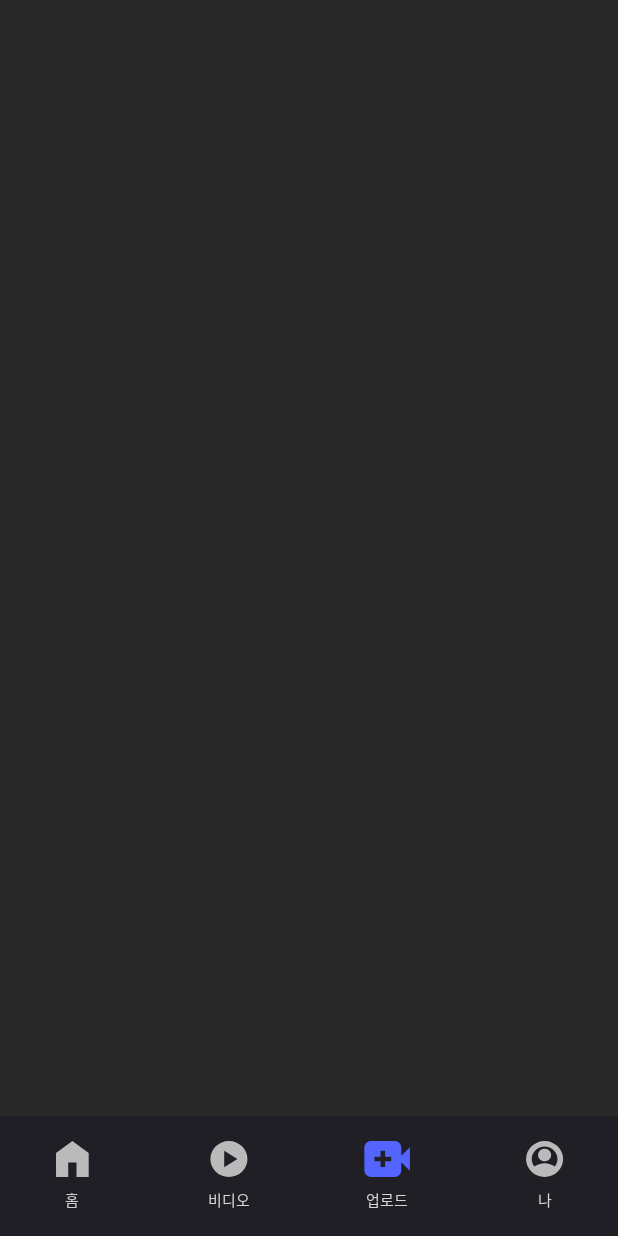
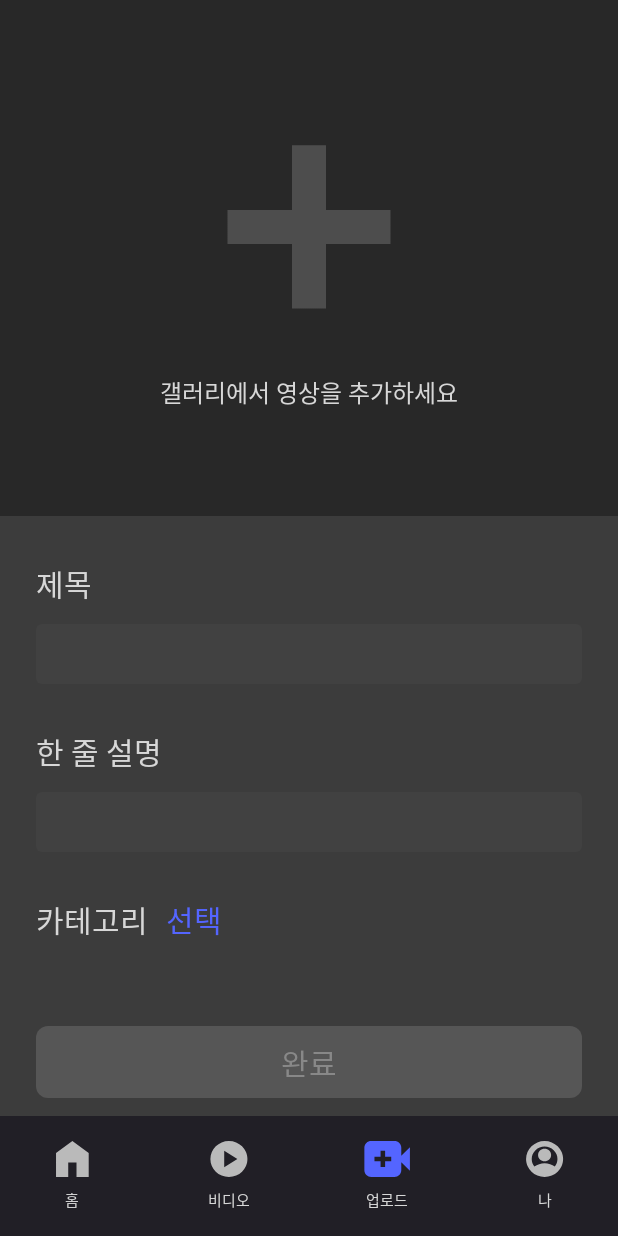
Before and after one commit to boostcampwm2023/and03_movemove, an Android app built with Jetpack Compose: the screen it shows after launch (MainActivity), item 3 of the bottom bar chosen, on a phone screen of 412 x 824 dp. Run offline under Robolectric (Android 15) with nearby library versions, the phone set to English and light mode, and no system bars; our stand-ins replace Dagger/Hilt's generated code; Roboto replaces fonts that are not available here.

Commit message:
feat: 영상 업로드 화면 구현
Related To: #14

```diff
--- a/client/presentation/src/main/java/com/everyone/movemove_android/ui/main/uploading_video/UploadingVideoScreen.kt
+++ b/client/presentation/src/main/java/com/everyone/movemove_android/ui/main/uploading_video/UploadingVideoScreen.kt
@@ -1,11 +1,129 @@
 package com.everyone.movemove_android.ui.main.uploading_video
 
+import androidx.compose.foundation.Image
+import androidx.compose.foundation.background
+import androidx.compose.foundation.layout.Box
 import androidx.compose.foundation.layout.Column
+import androidx.compose.foundation.layout.Row
+import androidx.compose.foundation.layout.Spacer
 import androidx.compose.foundation.layout.fillMaxSize
+import androidx.compose.foundation.layout.fillMaxWidth
+import androidx.compose.foundation.layout.height
+import androidx.compose.foundation.layout.padding
+import androidx.compose.foundation.layout.size
+import androidx.compose.foundation.layout.width
+import androidx.compose.material3.MaterialTheme
 import androidx.compose.runtime.Composable
+import androidx.compose.ui.Alignment
 import androidx.compose.ui.Modifier
+import androidx.compose.ui.res.painterResource
+import androidx.compose.ui.res.stringResource
+import androidx.compose.ui.unit.dp
+import com.everyone.movemove_android.R
+import com.everyone.movemove_android.ui.MoveMoveTextField
+import com.everyone.movemove_android.ui.RoundedCornerButton
+import com.everyone.movemove_android.ui.StyledText
+import com.everyone.movemove_android.ui.theme.Point
+import com.everyone.movemove_android.ui.theme.Typography
+import com.everyone.movemove_android.ui.util.addFocusCleaner
+import com.everyone.movemove_android.ui.util.clickableWithoutRipple
 
 @Composable
 fun UploadingVideoScreen() {
-    Column(modifier = Modifier.fillMaxSize()) {}
+    Column(
+        modifier = Modifier
+            .fillMaxSize()
+            .background(color = MaterialTheme.colorScheme.background)
+            .addFocusCleaner()
+    ) {
+        Box(
+            modifier = Modifier
+                .fillMaxWidth()
+                .weight(1f)
+        ) {
+            Column(
+                modifier = Modifier.align(Alignment.Center),
+                horizontalAlignment = Alignment.CenterHorizontally
+            ) {
+                Image(
+                    modifier = Modifier.size(160.dp),
+                    painter = painterResource(id = R.drawable.ic_add_video),
+                    contentDescription = null
+                )
+
+                Spacer(modifier = Modifier.height(18.dp))
+
+                StyledText(
+                    text = stringResource(id = R.string.add_video_description),
+                    style = Typography.labelMedium
+                )
+            }
+        }
+
+        Box(
+            modifier = Modifier
+                .fillMaxWidth()
+                .height(400.dp)
+                .background(color = MaterialTheme.colorScheme.surface)
+        ) {
+            Column(modifier = Modifier.padding(horizontal = 24.dp)) {
+                StyledText(
+                    modifier = Modifier.padding(top = 30.dp),
+                    text = stringResource(id = R.string.title),
+                    style = Typography.labelLarge
+                )
+
+                MoveMoveTextField(
+                    modifier = Modifier
+                        .padding(top = 12.dp)
+                        .fillMaxWidth()
+                        .height(40.dp),
+                    value = "",
+                    onValueChange = { }
+                )
+
+                StyledText(
+                    modifier = Modifier.padding(top = 30.dp),
+                    text = stringResource(id = R.string.video_description),
+                    style = Typography.labelLarge
+                )
+
+                MoveMoveTextField(
+                    modifier = Modifier
+                        .padding(top = 12.dp)
+                        .fillMaxWidth()
+                        .height(40.dp),
+                    value = "",
+                    onValueChange = { }
+                )
+
+                Row(modifier = Modifier.padding(top = 30.dp)) {
+                    StyledText(
+                        text = stringResource(id = R.string.category),
+                        style = Typography.labelLarge
+                    )
+
+                    Spacer(modifier = Modifier.width(12.dp))
+
+                    StyledText(
+                        modifier = Modifier.clickableWithoutRipple { },
+                        text = stringResource(id = R.string.select),
+                        style = Typography.labelLarge,
+                        color = Point
+                    )
+                }
+            }
+
+            RoundedCornerButton(
+                modifier = Modifier
+                    .padding(bottom = 12.dp)
+                    .padding(horizontal = 24.dp)
+                    .align(Alignment.BottomCenter),
+                buttonText = stringResource(id = R.string.complete),
+                isEnabled = false
+            ) {
+
+            }
+        }
+    }
 }
--- /dev/null
+++ b/client/presentation/src/main/res/drawable/ic_add_video.xml
@@ -0,0 +1,4 @@
+<vector android:height="24dp" android:viewportHeight="158"
+    android:viewportWidth="158" android:width="24dp" xmlns:android="http://schemas.android.com/apk/res/android">
+    <path android:fillColor="#4D4D4D" android:pathData="M67.81,90.19H25.35V67.81H67.81V25.18H90.19V67.81H132.65V90.19H90.19V132.65H67.81V90.19Z"/>
+</vector>
--- a/client/presentation/src/main/res/values/strings.xml
+++ b/client/presentation/src/main/res/values/strings.xml
@@ -1,8 +1,17 @@
 <resources>
     <string name="app_name">MoveMove-Android</string>
 
+    <!--    navigation-->
     <string name="navigation_home">홈</string>
     <string name="navigation_watching_video">비디오</string>
     <string name="navigation_uploading_video">업로드</string>
     <string name="navigation_my">나</string>
+
+    <!--    uploading-->
+    <string name="add_video_description">갤러리에서 영상을 추가하세요</string>
+    <string name="title">제목</string>
+    <string name="video_description">한 줄 설명</string>
+    <string name="category">카테고리</string>
+    <string name="select">선택</string>
+    <string name="complete">완료</string>
 </resources>
```
